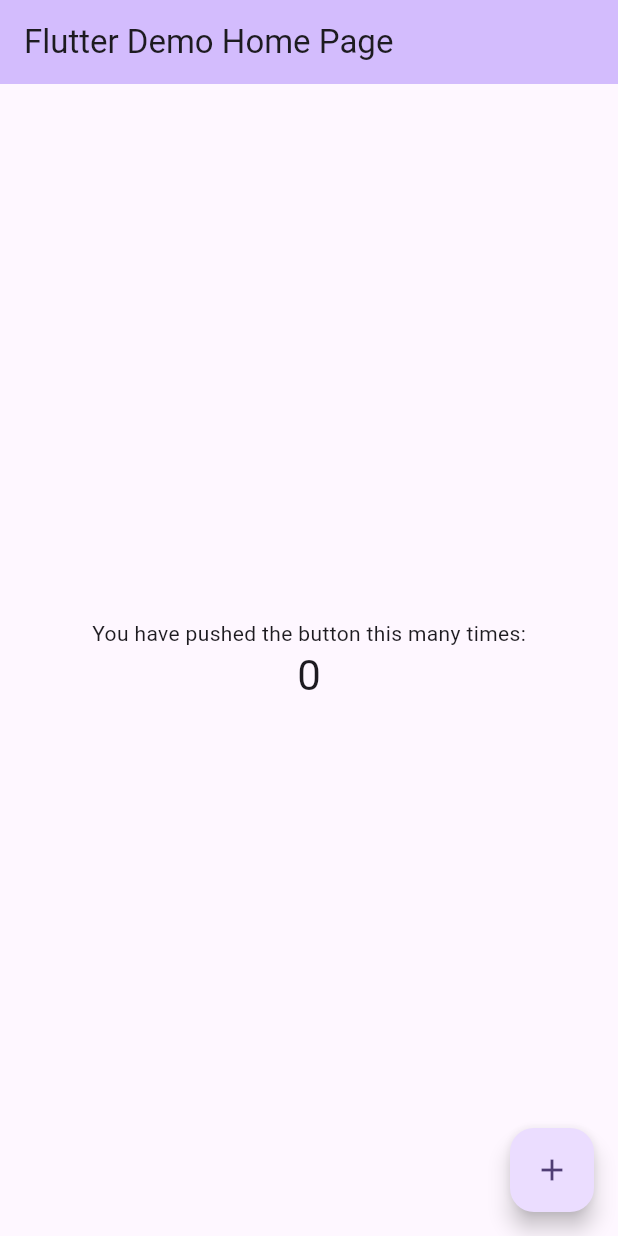
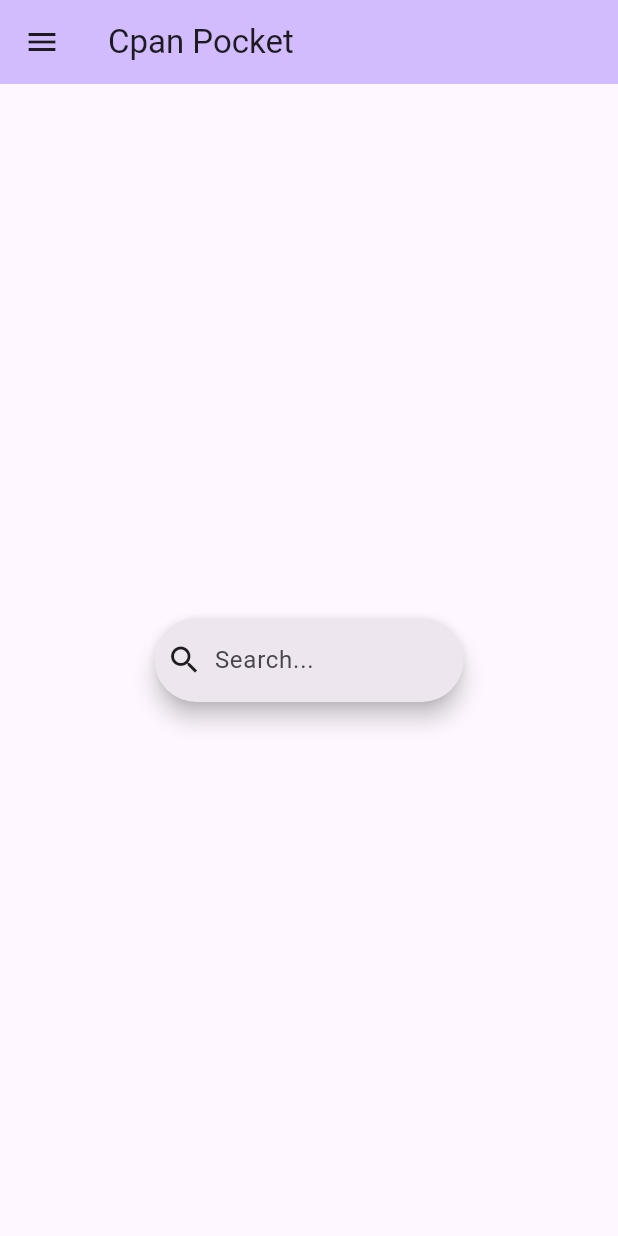
Before and after one commit to itcharlie/CPANPocket, a Flutter app: the screen it shows after launch, on a phone screen of 412 x 824 dp. Run offline on Flutter 3.47's test engine with Material 3 defaults, Android fonts, the phone set to English and light mode, and no system bars.

Commit message:
Adding Menu Drawer and search button

```diff
--- a/lib/main.dart
+++ b/lib/main.dart
@@ -11,41 +11,18 @@ class MyApp extends StatelessWidget {
   @override
   Widget build(BuildContext context) {
     return MaterialApp(
-      title: 'Flutter Demo',
+      debugShowCheckedModeBanner: false,
+      title: 'Cpan Pocket',
       theme: ThemeData(
-        // This is the theme of your application.
-        //
-        // TRY THIS: Try running your application with "flutter run". You'll see
-        // the application has a purple toolbar. Then, without quitting the app,
-        // try changing the seedColor in the colorScheme below to Colors.green
-        // and then invoke "hot reload" (save your changes or press the "hot
-        // reload" button in a Flutter-supported IDE, or press "r" if you used
-        // the command line to start the app).
-        //
-        // Notice that the counter didn't reset back to zero; the application
-        // state is not lost during the reload. To reset the state, use hot
-        // restart instead.
-        //
-        // This works for code too, not just values: Most code changes can be
-        // tested with just a hot reload.
         colorScheme: .fromSeed(seedColor: Colors.deepPurple),
       ),
-      home: const MyHomePage(title: 'Flutter Demo Home Page'),
+      home: const MyHomePage(title: 'Cpan Pocket'),
     );
   }
 }
 
 class MyHomePage extends StatefulWidget {
   const MyHomePage({super.key, required this.title});
-
-  // This widget is the home page of your application. It is stateful, meaning
-  // that it has a State object (defined below) that contains fields that affect
-  // how it looks.
-
-  // This class is the configuration for the state. It holds the values (in this
-  // case the title) provided by the parent (in this case the App widget) and
-  // used by the build method of the State. Fields in a Widget subclass are
-  // always marked "final".
 
   final String title;
 
@@ -54,18 +31,6 @@ class MyHomePage extends StatefulWidget {
 }
 
 class _MyHomePageState extends State<MyHomePage> {
-  int _counter = 0;
-
-  void _incrementCounter() {
-    setState(() {
-      // This call to setState tells the Flutter framework that something has
-      // changed in this State, which causes it to rerun the build method below
-      // so that the display can reflect the updated values. If we changed
-      // _counter without calling setState(), then the build method would not be
-      // called again, and so nothing would appear to happen.
-      _counter++;
-    });
-  }
 
   @override
   Widget build(BuildContext context) {
@@ -77,6 +42,15 @@ class _MyHomePageState extends State<MyHomePage> {
     // than having to individually change instances of widgets.
     return Scaffold(
       appBar: AppBar(
+
+        leading: Builder(
+          builder: (context){
+          return IconButton(
+            onPressed: (){Scaffold.of(context).openDrawer();},
+            icon: const Icon(Icons.menu),
+          );
+          },
+        ),
         // TRY THIS: Try changing the color here to a specific color (to
         // Colors.amber, perhaps?) and trigger a hot reload to see the AppBar
         // change color while the other colors stay the same.
@@ -85,37 +59,40 @@ class _MyHomePageState extends State<MyHomePage> {
         // the App.build method, and use it to set our appbar title.
         title: Text(widget.title),
       ),
+      // TODO: add a menu list of :
+      //  1- Search ( this is the main screen )
+      //  2- local pod browser ( or Pod Reader )
+      //  3- delete cache   ( This will delete all the stored Pods )
+
+      drawer: Drawer(
+          child: ListView(
+            children: [
+              ListTile(
+                title: const Text('Search')
+              ),
+              ListTile(
+                title: const Text('Pod Reader')
+              ),
+                  ListTile(
+                title: const Text('Delete Cache')
+              ),
+            ],
+          ),
+        ),
       body: Center(
         // Center is a layout widget. It takes a single child and positions it
         // in the middle of the parent.
-        child: Column(
-          // Column is also a layout widget. It takes a list of children and
-          // arranges them vertically. By default, it sizes itself to fit its
-          // children horizontally, and tries to be as tall as its parent.
-          //
-          // Column has various properties to control how it sizes itself and
-          // how it positions its children. Here we use mainAxisAlignment to
-          // center the children vertically; the main axis here is the vertical
-          // axis because Columns are vertical (the cross axis would be
-          // horizontal).
-          //
-          // TRY THIS: Invoke "debug painting" (choose the "Toggle Debug Paint"
-          // action in the IDE, or press "p" in the console), to see the
-          // wireframe for each widget.
-          mainAxisAlignment: .center,
-          children: [
-            const Text('You have pushed the button this many times:'),
-            Text(
-              '$_counter',
-              style: Theme.of(context).textTheme.headlineMedium,
+        child: Container(
+          width: MediaQuery.of(context).size.width * 0.5,
+          child:
+            SearchBar(
+              leading: const Icon(Icons.search), // The magnifying glass icon
+              hintText: 'Search...',
+              onChanged: (value) {
+                 // TODO: cpan search logic here
+             },
             ),
-          ],
         ),
-      ),
-      floatingActionButton: FloatingActionButton(
-        onPressed: _incrementCounter,
-        tooltip: 'Increment',
-        child: const Icon(Icons.add),
       ),
     );
   }
```
